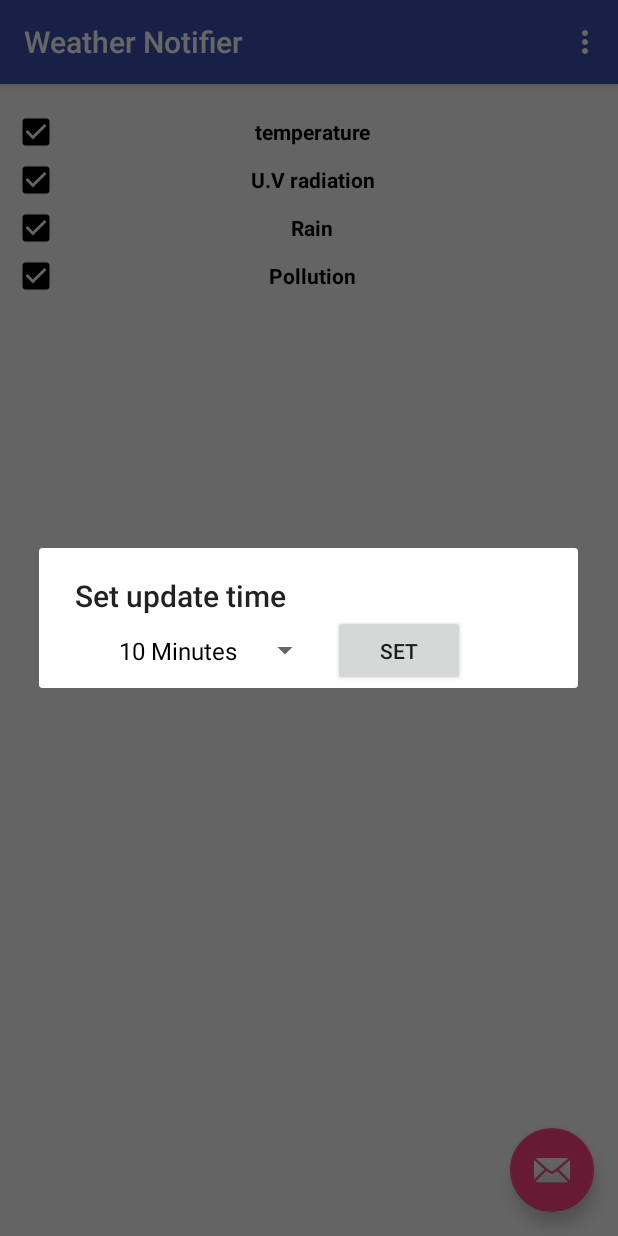
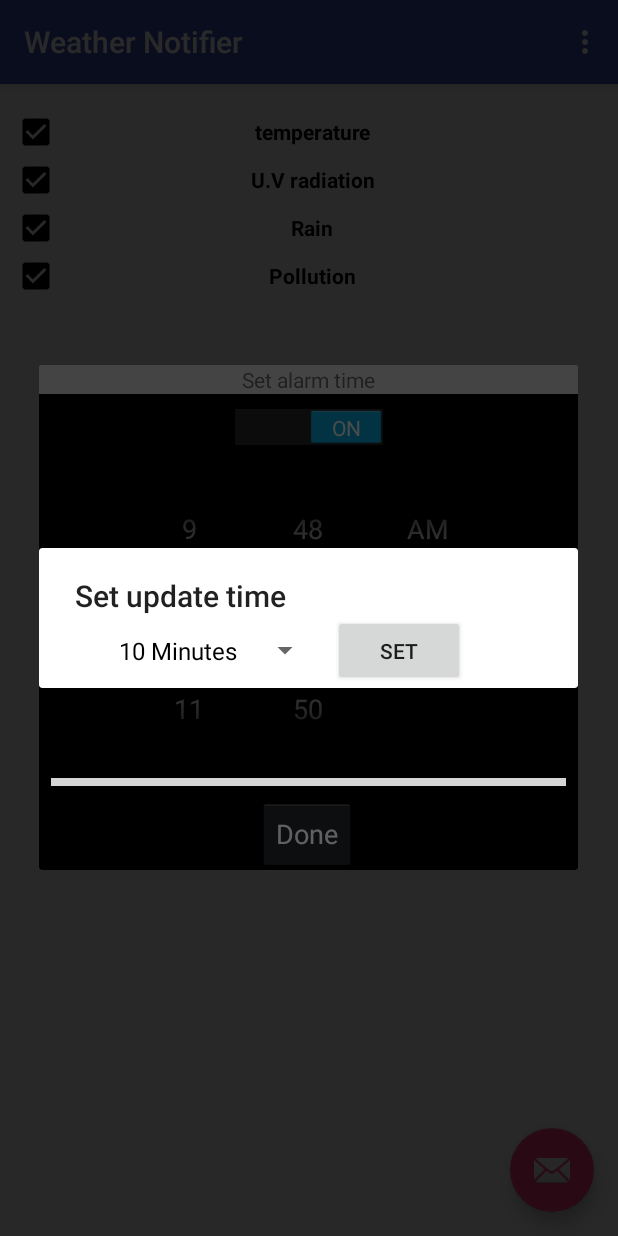
Before and after one commit to EtayP12/WeatherNotifier, an Android app: the screen it shows after launch (MainActivity), in the options menu, after a tap on "notification usage", on a phone screen of 412 x 824 dp. Run offline under Robolectric (Android 15) with nearby library versions, the phone set to English and light mode, and no system bars; libraries missing offline, so code that uses them is left out: com.johnhiott.darkskyandroidlib; 4 statements that could not run were skipped; grey boxes are pictures that could not be loaded.

Commit message:
update v1.6

```diff
--- a/app/src/main/java/com/example/etayp/weathernotifier/Constants.java
+++ b/app/src/main/java/com/example/etayp/weathernotifier/Constants.java
@@ -27,4 +27,7 @@ final class Constants {
     public static final String API_KEY2 = "ba5b4ae760ee1d74eea0e5d70514cdf4";
     public static final String ADDRESSES_HASH_MAP = "addresses hash map";
     public static final String SET_ALARM_TIME = "Set alarm time";
+    public static final String ALARM_HOUR = "alarm hour";
+    public static final String ALARM_MINUTE = "alarm minute";
+    public static final String ALARM_IS_ACTIVE = "alarm is active";
 }
--- a/app/src/main/res/layout/alarm_alert_dialog_layout.xml
+++ b/app/src/main/res/layout/alarm_alert_dialog_layout.xml
@@ -2,30 +2,66 @@
 <android.support.constraint.ConstraintLayout xmlns:android="http://schemas.android.com/apk/res/android"
     xmlns:app="http://schemas.android.com/apk/res-auto"
     xmlns:tools="http://schemas.android.com/tools"
+    android:layout_width="wrap_content"
+    android:layout_height="wrap_content"
+    android:background="@android:color/background_dark"
     android:orientation="vertical"
-    android:layout_width="match_parent"
-    android:layout_height="match_parent">
+    android:theme="@android:style/Theme.Holo.Dialog">
 
     <Switch
         android:id="@+id/switch1"
         android:layout_width="wrap_content"
         android:layout_height="wrap_content"
+
+        android:layout_marginLeft="8dp"
         android:layout_marginRight="8dp"
+        android:layout_marginTop="8dp"
+        android:checked="true"
+        app:layout_constraintLeft_toLeftOf="parent"
         app:layout_constraintRight_toRightOf="parent"
-        android:layout_marginLeft="8dp"
-        app:layout_constraintLeft_toLeftOf="parent"
         app:layout_constraintTop_toTopOf="parent"
-        android:layout_marginTop="8dp" />
+        android:layout_marginStart="8dp"
+        android:layout_marginEnd="8dp" />
 
     <TimePicker
         android:id="@+id/timePicker"
         android:layout_width="wrap_content"
         android:layout_height="wrap_content"
+        android:layout_marginLeft="8dp"
+        android:layout_marginRight="8dp"
         android:layout_marginTop="8dp"
+        app:layout_constraintLeft_toLeftOf="parent"
+        app:layout_constraintRight_toRightOf="parent"
         app:layout_constraintTop_toBottomOf="@+id/switch1"
+        android:layout_marginStart="8dp"
+        android:layout_marginEnd="8dp" />
+
+    <ImageView
+        android:id="@+id/imageView2"
+        android:layout_width="0dp"
+        android:layout_height="5dp"
+        app:srcCompat="@color/cast_expanded_controller_text_color"
+        app:layout_constraintTop_toBottomOf="@+id/timePicker"
         android:layout_marginLeft="8dp"
         app:layout_constraintLeft_toLeftOf="parent"
         android:layout_marginRight="8dp"
-        app:layout_constraintRight_toRightOf="parent" />
+        app:layout_constraintRight_toRightOf="parent"
+        android:layout_marginStart="8dp"
+        android:layout_marginEnd="8dp" />
+
+    <Button
+        android:id="@+id/set_alarm_button"
+        android:layout_width="wrap_content"
+        android:layout_height="wrap_content"
+        android:layout_marginLeft="8dp"
+        android:layout_marginRight="8dp"
+        android:text="@string/done"
+        app:layout_constraintLeft_toLeftOf="parent"
+        app:layout_constraintRight_toRightOf="parent"
+        app:layout_constraintHorizontal_bias="0.497"
+        android:layout_marginTop="8dp"
+        app:layout_constraintTop_toBottomOf="@+id/imageView2"
+        android:layout_marginStart="8dp"
+        android:layout_marginEnd="8dp" />
 
 </android.support.constraint.ConstraintLayout>
--- /dev/null
+++ b/app/src/main/res/layout/alarm_alert_dialog_title.xml
@@ -0,0 +1,14 @@
+<?xml version="1.0" encoding="utf-8"?>
+<LinearLayout xmlns:android="http://schemas.android.com/apk/res/android"
+    android:layout_width="match_parent"
+    android:layout_height="match_parent"
+    android:background="@android:color/darker_gray"
+    android:orientation="vertical">
+
+    <TextView
+        android:id="@+id/textView9"
+        android:layout_width="match_parent"
+        android:layout_height="wrap_content"
+        android:text="@string/set_alarm_time"
+        android:textAlignment="center" />
+</LinearLayout>
--- a/app/src/main/res/values/strings.xml
+++ b/app/src/main/res/values/strings.xml
@@ -1,9 +1,9 @@
 <resources>
     <string name="app_name">Weather\nNotifier</string>
     <string name="action_settings">Settings</string>
-    <string name="set_alarm_time">set alarm time</string>
-    <string name="define_locations">define locations</string>
-    <string name="set_update_time">set update time</string>
+    <string name="set_alarm_time">Set alarm time</string>
+    <string name="define_locations">Define locations</string>
+    <string name="set_update_time">Set update time</string>
 
     <string-array name="update_times">
         <item>10 Minutes</item>
@@ -34,4 +34,5 @@
     <string name="real_temprature">Real temprature:</string>
     <string name="humidity">Humidity:</string>
     <string name="title_activity_weather_update">Weather update</string>
+    <string name="done">Done</string>
 </resources>
```
Also changed, not shown: app/src/main/java/com/example/etayp/weathernotifier/MainActivity.java (+33 -4 lines).
